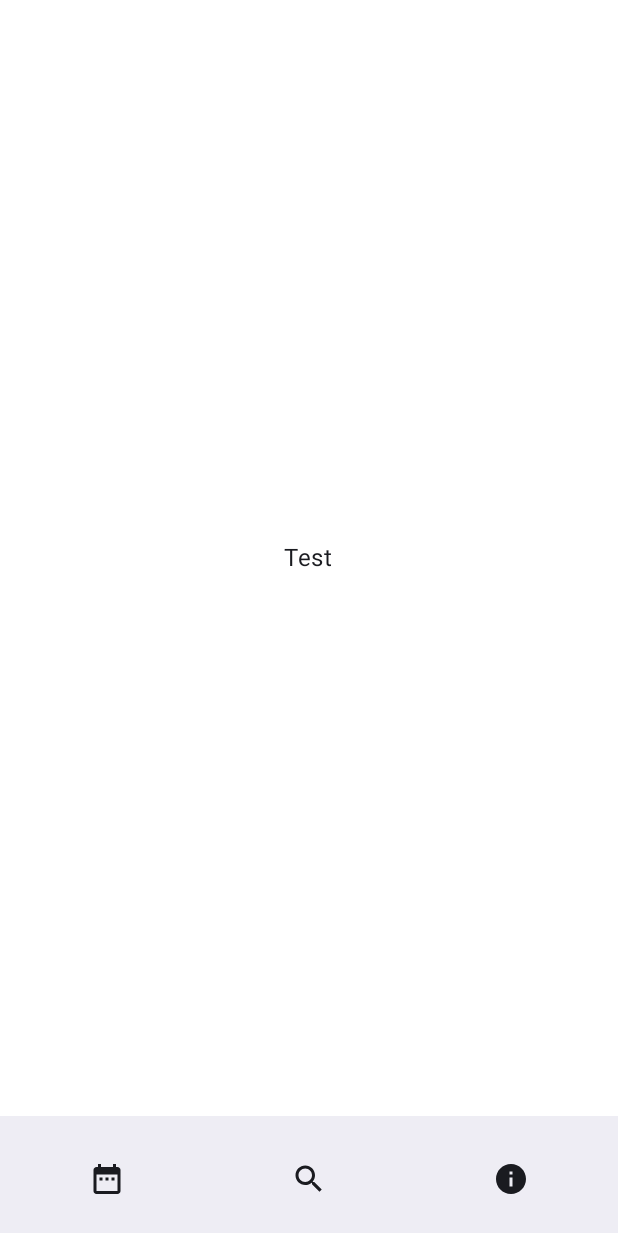
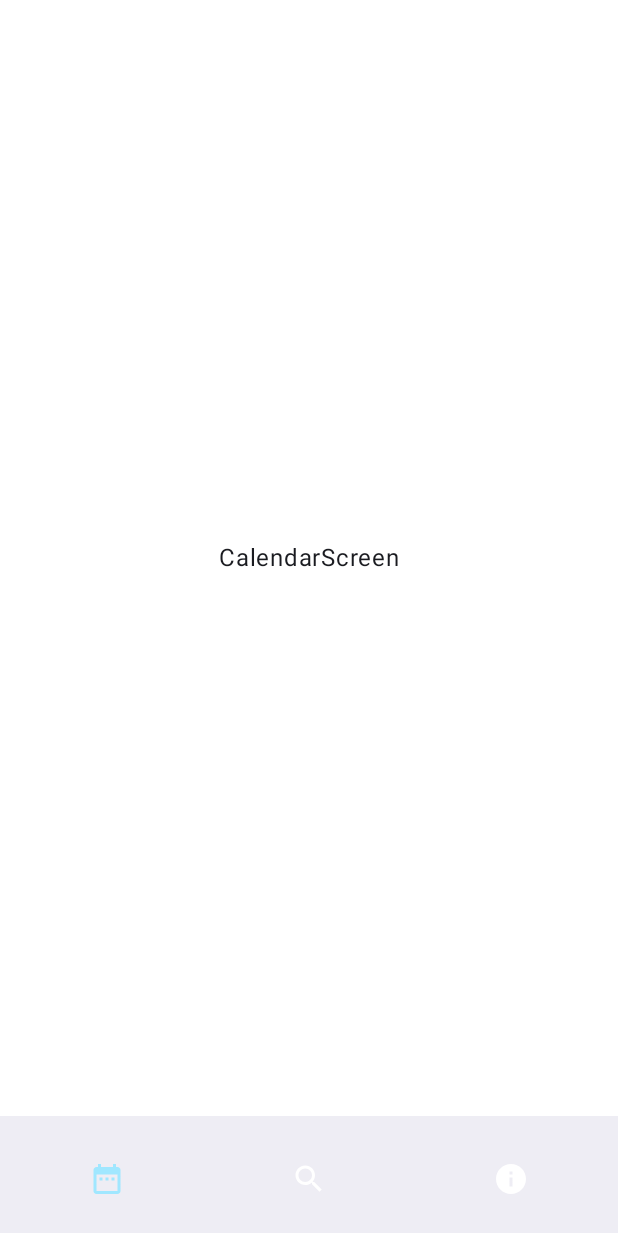
Before and after one commit to msy4808/SmartCalendar, an Android app built with Jetpack Compose: the MainActivity screen opened directly, with no data from a screen before it, on a phone screen of 412 x 824 dp. Shown: the top 1233 px of the screen. Run offline under Robolectric (Android 15) with nearby library versions, the phone set to English and light mode, and no system bars.

Commit message:
Navigation 구현 및 캘린더 라이브러리 탐색(다른 개발자 프로젝트 코드분석 예정)  :: To be modified

```diff
--- a/app/build.gradle.kts
+++ b/app/build.gradle.kts
@@ -66,4 +66,7 @@ dependencies {
     androidTestImplementation(libs.androidx.ui.test.junit4)
     debugImplementation(libs.androidx.ui.tooling)
     debugImplementation(libs.androidx.ui.test.manifest)
+    implementation("androidx.navigation:navigation-compose:2.8.3")
+    implementation("com.kizitonwose.calendar:view:2.3.2")
+    implementation("com.kizitonwose.calendar:compose:1.4.2")
 }
--- a/app/src/main/java/com/mun/smartcalendar/MainActivity.kt
+++ b/app/src/main/java/com/mun/smartcalendar/MainActivity.kt
@@ -18,10 +18,20 @@ import androidx.compose.material3.IconButton
 import androidx.compose.material3.Scaffold
 import androidx.compose.material3.Text
 import androidx.compose.runtime.Composable
+import androidx.compose.runtime.getValue
+import androidx.compose.runtime.mutableStateOf
+import androidx.compose.runtime.remember
+import androidx.compose.runtime.setValue
 import androidx.compose.ui.Alignment
 import androidx.compose.ui.Modifier
 import androidx.compose.ui.graphics.Color
 import androidx.compose.ui.tooling.preview.Preview
+import androidx.navigation.NavHostController
+import androidx.navigation.compose.NavHost
+import androidx.navigation.compose.composable
+import androidx.navigation.compose.currentBackStackEntryAsState
+import androidx.navigation.compose.rememberNavController
+import com.mun.smartcalendar.ui.theme.SelectedIcon
 import com.mun.smartcalendar.ui.theme.SmartCalendarTheme
 import com.mun.smartcalendar.ui.theme.SplashBackGround
 
@@ -30,37 +40,48 @@ class MainActivity : ComponentActivity() {
         super.onCreate(savedInstanceState)
         enableEdgeToEdge()
         setContent {
+            val navController = rememberNavController()
             SmartCalendarTheme {
+                val navBackStackEntry by navController.currentBackStackEntryAsState()
+                val currentRoute = navBackStackEntry?.destination?.route
                 Scaffold(modifier = Modifier.fillMaxSize(),
                     bottomBar = {
                         BottomAppBar(Modifier.background(SplashBackGround)) {
                             IconButton(
-                                onClick = {},
+                                onClick = { navController.navigate("calendar") },
                                 Modifier.weight(1f)
                             ) {
                                 Icon(
                                     imageVector = Icons.Filled.DateRange,
-                                    contentDescription = null
+                                    contentDescription = null,
+                                    tint = if (currentRoute == "calendar") SelectedIcon else Color.White
                                 )
                             }
                             IconButton(
-                                onClick = {},
+                                onClick = { navController.navigate("test") },
                                 Modifier.weight(1f)
                             ) {
-                                Icon(imageVector = Icons.Filled.Search, contentDescription = null)
+                                Icon(imageVector = Icons.Filled.Search,
+                                    contentDescription = null,
+                                    tint = if (currentRoute == "test") SelectedIcon else Color.White
+                                )
                             }
                             IconButton(
-                                onClick = {},
+                                onClick = { navController.navigate("test2") },
                                 Modifier.weight(1f)
                             ) {
-                                Icon(imageVector = Icons.Filled.Info, contentDescription = null)
+                                Icon(imageVector = Icons.Filled.Info,
+                                    contentDescription = null,
+                                    tint = if (currentRoute == "test2") SelectedIcon else Color.White
+                                )
                             }
                         }
                     }) { innerPadding ->
-                    MainScreen(
+                    AppNavigation(
                         modifier = Modifier
                             .padding(innerPadding)
-                            .background(Color.White)
+                            .background(Color.White),
+                        navController = navController
                     )
                 }
             }
@@ -69,17 +90,35 @@ class MainActivity : ComponentActivity() {
 }
 
 @Composable
-fun MainScreen(modifier: Modifier = Modifier) {
+fun CalendarScreen(modifier: Modifier = Modifier) {
     Box(modifier.fillMaxSize(),
         contentAlignment = Alignment.Center) {
-        Text(text = "Test")
+        Text(text = "CalendarScreen")
+    }
+}
+@Composable
+fun TestScreen(modifier: Modifier = Modifier) {
+    Box(modifier.fillMaxSize(),
+        contentAlignment = Alignment.Center) {
+        Text(text = "TestScreen")
+    }
+}
+@Composable
+fun TestScreen2(modifier: Modifier = Modifier) {
+    Box(modifier.fillMaxSize(),
+        contentAlignment = Alignment.Center) {
+        Text(text = "TestScreen2")
     }
 }
 
-@Preview(showBackground = true)
 @Composable
-fun GreetingPreview() {
-    SmartCalendarTheme {
-        MainScreen(modifier = Modifier)
+fun AppNavigation(modifier: Modifier = Modifier, navController: NavHostController) {
+
+    //NavHost Setting
+    NavHost(navController = navController, startDestination = "calendar") {
+        //Define each screen as composable
+        composable("calendar") { CalendarScreen(modifier) }
+        composable("test") { TestScreen(modifier) }
+        composable("test2") { TestScreen2(modifier) }
     }
 }
--- a/app/src/main/java/com/mun/smartcalendar/ui/theme/Color.kt
+++ b/app/src/main/java/com/mun/smartcalendar/ui/theme/Color.kt
@@ -11,3 +11,4 @@ val PurpleGrey40 = Color(0xFF625b71)
 val Pink40 = Color(0xFF7D5260)
 
 val SplashBackGround = Color(0xFFA0E7F2)
+val SelectedIcon = Color(0xFFA0E7FF)
```
